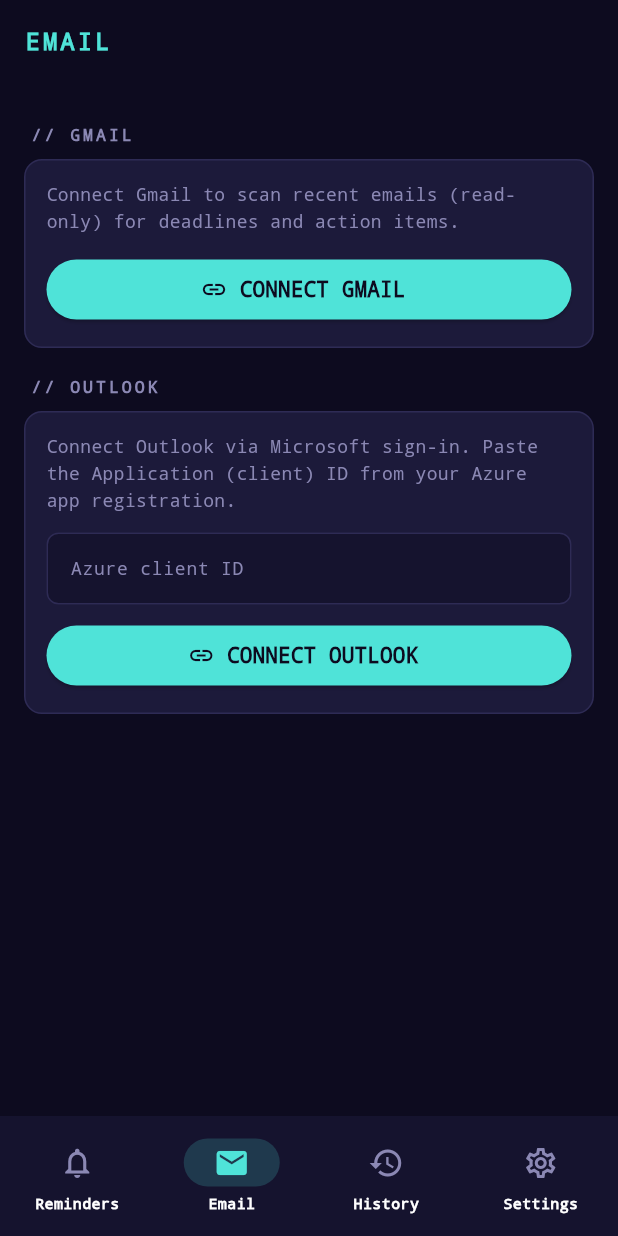
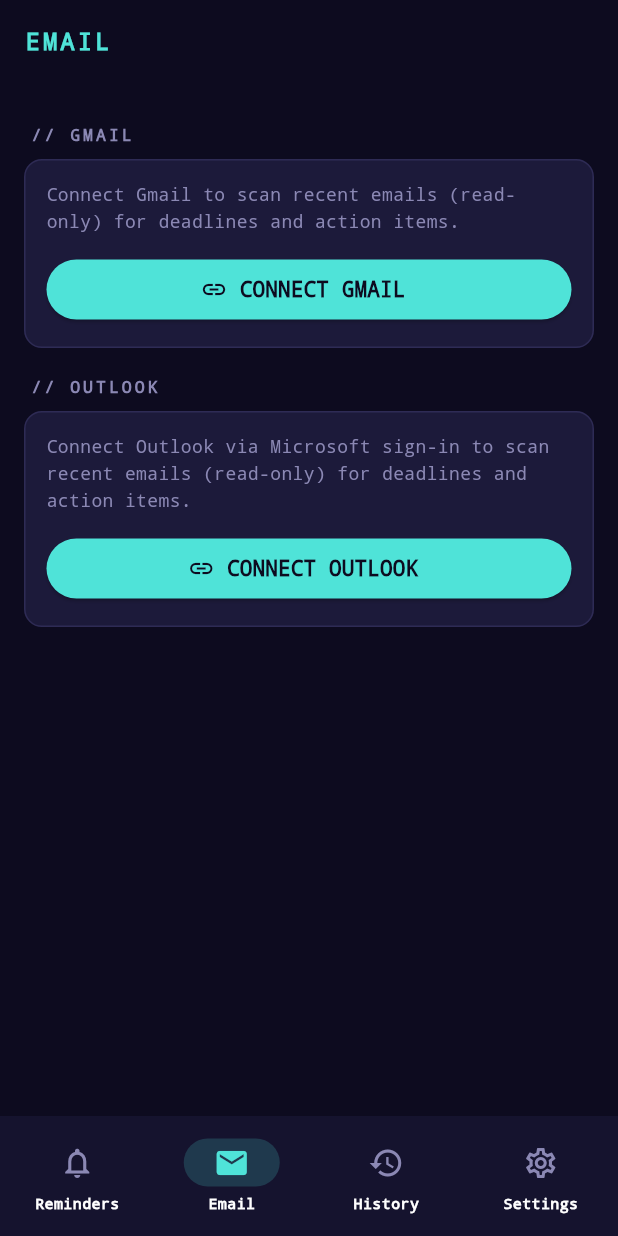
Before and after one commit to PreShotCome/Metis, a Flutter app: the screen it shows after launch, item 2 of the bottom bar chosen, on a phone screen of 412 x 824 dp. Run offline on Flutter 3.47's test engine with Material 3 defaults, Android fonts, the phone set to English and light mode, and no system bars; our stand-ins replace flutter_local_notifications, flutter_timezone, google_sign_in, permission_handler, shared_preferences, speech_to_text and 2 more; missing offline and left inert: extension_google_sign_in_as_googleapis_auth, flutter_foreground_task, googleapis; accounts and stored records are empty.

Commit message:
Bake in Azure client/tenant IDs for single-tenant Outlook sign-in
The device-code flow now targets the registered tenant directly
instead of the /common endpoint, which a single-tenant app cannot
use. The client ID is hardcoded, so the manual paste-in field on the
Email screen is removed.

https://claude.ai/code/session_01F7sFeADABWNDZTjr7UwrfV

```diff
--- a/lib/screens/email_screen.dart
+++ b/lib/screens/email_screen.dart
@@ -29,21 +29,13 @@ class _EmailScreenState extends State<EmailScreen> {
   final List<_Candidate> _candidates = [];
   int _scanned = 0;
   bool _devicePollOpen = false;
-  late final TextEditingController _clientId;
 
   bool get _outlook => OutlookService.isSignedIn;
 
   @override
   void initState() {
     super.initState();
-    _clientId = TextEditingController(text: settings.outlookClientId);
     _trySilent();
-  }
-
-  @override
-  void dispose() {
-    _clientId.dispose();
-    super.dispose();
   }
 
   Future<void> _trySilent() async {
@@ -71,11 +63,6 @@ class _EmailScreenState extends State<EmailScreen> {
   }
 
   Future<void> _connectOutlook() async {
-    await settings.setOutlookClientId(_clientId.text.trim());
-    if (settings.outlookClientId.isEmpty) {
-      setState(() => _error = 'Paste your Azure app (client) ID first.');
-      return;
-    }
     setState(() {
       _busy = true;
       _error = null;
@@ -85,8 +72,8 @@ class _EmailScreenState extends State<EmailScreen> {
     if (code == null) {
       setState(() {
         _busy = false;
-        _error = 'Could not start Outlook sign-in. Check the client ID and '
-            'that "Allow public client flows" is enabled in Azure.';
+        _error = 'Could not start Outlook sign-in. Make sure "Allow public '
+            'client flows" is enabled in the Azure app registration.';
       });
       return;
     }
@@ -261,30 +248,11 @@ class _EmailScreenState extends State<EmailScreen> {
         crossAxisAlignment: CrossAxisAlignment.start,
         children: [
           const Text(
-            'Connect Outlook via Microsoft sign-in. Paste the Application '
-            '(client) ID from your Azure app registration.',
+            'Connect Outlook via Microsoft sign-in to scan recent emails '
+            '(read-only) for deadlines and action items.',
             style: TextStyle(color: MC.muted, fontSize: 12, height: 1.5),
           ),
           const SizedBox(height: 12),
-          TextField(
-            controller: _clientId,
-            style: const TextStyle(color: MC.text, fontSize: 13),
-            decoration: InputDecoration(
-              hintText: 'Azure client ID',
-              hintStyle: const TextStyle(color: MC.muted, fontSize: 12),
-              filled: true,
-              fillColor: MC.surface,
-              contentPadding:
-                  const EdgeInsets.symmetric(horizontal: 12, vertical: 12),
-              enabledBorder: OutlineInputBorder(
-                  borderRadius: BorderRadius.circular(8),
-                  borderSide: const BorderSide(color: MC.border)),
-              focusedBorder: OutlineInputBorder(
-                  borderRadius: BorderRadius.circular(8),
-                  borderSide: const BorderSide(color: MC.cyan)),
-            ),
-          ),
-          const SizedBox(height: 10),
           SizedBox(
             width: double.infinity,
             child: ElevatedButton.icon(
--- a/lib/services/outlook_service.dart
+++ b/lib/services/outlook_service.dart
@@ -20,12 +20,13 @@ class OutlookDeviceCode {
 /// Read-only Outlook / Microsoft 365 mail access via Microsoft Graph.
 ///
 /// Uses the OAuth device-code flow: no webview, no redirect URIs, no native
-/// config. The user registers an app in Azure (public client, with the
-/// Mail.Read + offline_access delegated permissions) and pastes its
-/// Application (client) ID.
+/// config. Targets a single-tenant Azure app registration (public client,
+/// with the Mail.Read + offline_access delegated permissions).
 class OutlookService {
+  static const _clientId = '42fe2a0e-194c-4022-a0ab-1efa6d4dbeb0';
+  static const _tenantId = 'f3683521-4979-4725-bb64-40828a1c2bb0';
   static const _authority =
-      'https://login.microsoftonline.com/common/oauth2/v2.0';
+      'https://login.microsoftonline.com/$_tenantId/oauth2/v2.0';
   static const _scope = 'offline_access Mail.Read';
 
   static String _accessToken = '';
@@ -35,12 +36,10 @@ class OutlookService {
 
   /// Begins sign-in. Returns the code to show the user, or null on failure.
   static Future<OutlookDeviceCode?> startDeviceLogin() async {
-    final clientId = settings.outlookClientId.trim();
-    if (clientId.isEmpty) return null;
     try {
       final res = await http.post(
         Uri.parse('$_authority/devicecode'),
-        body: {'client_id': clientId, 'scope': _scope},
+        body: {'client_id': _clientId, 'scope': _scope},
       ).timeout(const Duration(seconds: 20));
       if (res.statusCode != 200) return null;
       final j = jsonDecode(res.body) as Map<String, dynamic>;
@@ -57,7 +56,6 @@ class OutlookService {
 
   /// Polls until the user authorizes in their browser. True on success.
   static Future<bool> pollForToken(OutlookDeviceCode code) async {
-    final clientId = settings.outlookClientId.trim();
     final deadline = DateTime.now().add(const Duration(minutes: 10));
     var wait = code.interval;
     while (DateTime.now().isBefore(deadline)) {
@@ -67,7 +65,7 @@ class OutlookService {
           Uri.parse('$_authority/token'),
           body: {
             'grant_type': 'urn:ietf:params:oauth:grant-type:device_code',
-            'client_id': clientId,
+            'client_id': _clientId,
             'device_code': code.deviceCode,
           },
         ).timeout(const Duration(seconds: 20));
@@ -101,7 +99,7 @@ class OutlookService {
         Uri.parse('$_authority/token'),
         body: {
           'grant_type': 'refresh_token',
-          'client_id': settings.outlookClientId.trim(),
+          'client_id': _clientId,
           'refresh_token': refresh,
           'scope': _scope,
         },
```
Also changed, not shown: lib/services/settings_store.dart (+1 -10 lines).
